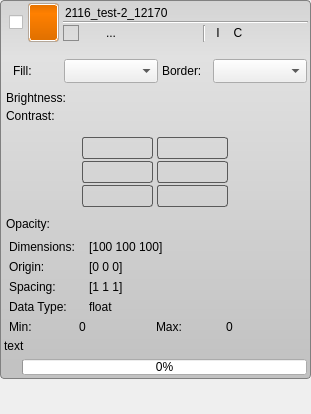
This is src/Interface/AppInterface/LayerWidget.ui in SCIInstitute/Seg3D as Qt 5 draws it before an edit. The edited form follows.
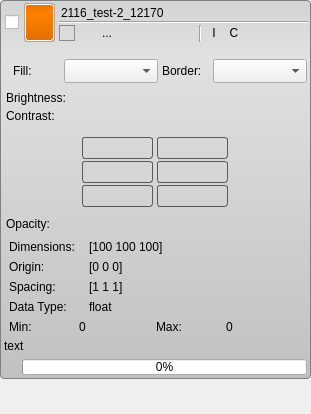
This is the edited form. Icons and pictures are not drawn. Custom widgets are drawn as their Qt base class.

```diff
--- a/src/Interface/AppInterface/LayerWidget.ui
+++ b/src/Interface/AppInterface/LayerWidget.ui
@@ -198,21 +198,16 @@
           <widget class="QWidget" name="checkbox_widget_" native="true">
            <property name="minimumSize">
             <size>
-             <width>25</width>
+             <width>21</width>
              <height>0</height>
             </size>
            </property>
-           <property name="font">
-            <font>
-             <pointsize>18</pointsize>
-            </font>
-           </property>
            <layout class="QHBoxLayout" name="horizontalLayout_2">
             <property name="spacing">
              <number>0</number>
             </property>
             <property name="leftMargin">
-             <number>3</number>
+             <number>0</number>
             </property>
             <property name="topMargin">
              <number>6</number>
```
